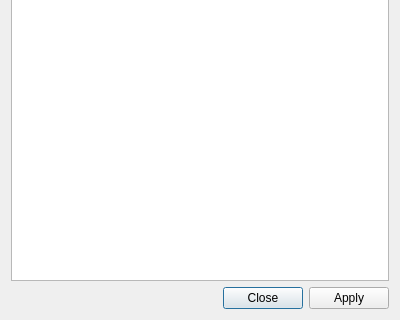
This is UI/glowbot-user-functions.ui in textbrowser/glitch as Qt 5 draws it before an edit; both pictures show x 0 to 400 and y 280 to 600 of the 400 by 600 pixel window. The edited form follows.
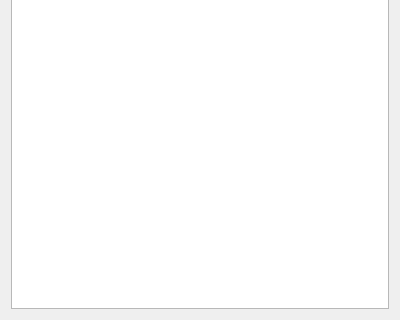
This is the edited form. Icons and pictures are not drawn.

Commit message: Removed button blocks.

The edit to the form file:
```diff
--- a/UI/glowbot-user-functions.ui
+++ b/UI/glowbot-user-functions.ui
@@ -48,16 +48,6 @@
      </column>
     </widget>
    </item>
-   <item>
-    <widget class="QDialogButtonBox" name="buttonBox">
-     <property name="orientation">
-      <enum>Qt::Horizontal</enum>
-     </property>
-     <property name="standardButtons">
-      <set>QDialogButtonBox::Apply|QDialogButtonBox::Close</set>
-     </property>
-    </widget>
-   </item>
   </layout>
  </widget>
  <resources>
```
The commit also changes 2 other files.
